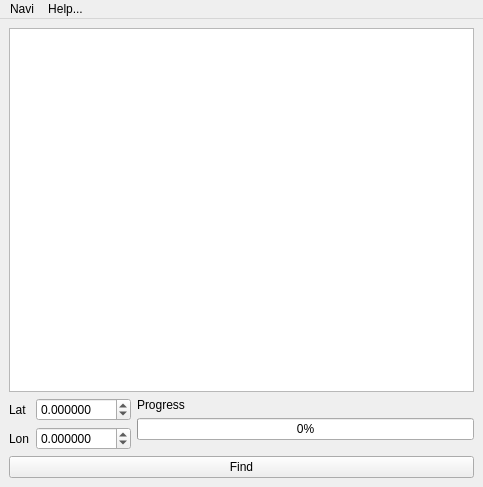
berndhs/navi, file ui/nvroute.ui: the form before one commit.
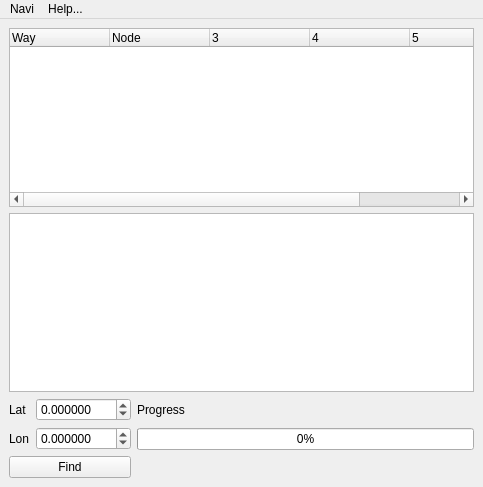
The form after the commit. Icons and pictures are not drawn.

What changed in the file:
```diff
--- a/ui/nvroute.ui
+++ b/ui/nvroute.ui
@@ -19,10 +19,10 @@
   </property>
   <widget class="QWidget" name="centralwidget">
    <layout class="QGridLayout" name="gridLayout_2">
-    <item row="0" column="0" colspan="3">
+    <item row="1" column="0" colspan="2">
      <widget class="QTextBrowser" name="logDisplay"/>
     </item>
-    <item row="1" column="0" rowspan="3" colspan="2">
+    <item row="2" column="0" rowspan="2">
      <layout class="QGridLayout" name="gridLayout">
       <item row="0" column="0" rowspan="2">
        <layout class="QFormLayout" name="formLayout">
@@ -79,27 +79,64 @@
       </item>
      </layout>
     </item>
-    <item row="1" column="2">
+    <item row="2" column="1">
      <widget class="QLabel" name="label">
       <property name="text">
        <string>Progress</string>
       </property>
      </widget>
     </item>
-    <item row="2" column="2">
+    <item row="3" column="1">
      <widget class="QProgressBar" name="progressBar">
       <property name="value">
        <number>0</number>
       </property>
      </widget>
     </item>
-    <item row="4" column="0" colspan="3">
+    <item row="4" column="0">
      <widget class="QPushButton" name="findButton">
       <property name="text">
        <string>Find</string>
       </property>
      </widget>
     </item>
+    <item row="0" column="0" colspan="2">
+     <widget class="QTreeWidget" name="wayTree">
+      <property name="columnCount">
+       <number>6</number>
+      </property>
+      <column>
+       <property name="text">
+        <string>Way</string>
+       </property>
+      </column>
+      <column>
+       <property name="text">
+        <string>Node</string>
+       </property>
+      </column>
+      <column>
+       <property name="text">
+        <string/>
+       </property>
+      </column>
+      <column>
+       <property name="text">
+        <string/>
+       </property>
+      </column>
+      <column>
+       <property name="text">
+        <string/>
+       </property>
+      </column>
+      <column>
+       <property name="text">
+        <string notr="true">6</string>
+       </property>
+      </column>
+     </widget>
+    </item>
    </layout>
   </widget>
   <widget class="QMenuBar" name="menubar">
```
